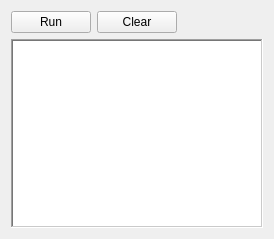
Old version of the form src/commons/RSMessageView.ui in the repository stslu/rex.
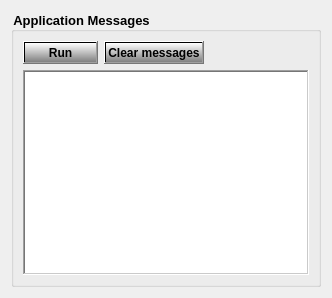
New version of the form. Icons and pictures are not drawn.

Commit message: SGP-1062_RexNodes : correct error. Take in account the type of point (Node, AcqPoint) for the acquisition dateTime. Improve the serialisation of the settings Display numbers as string in dataGrid Gui improved

What changed in the file:
```diff
--- a/src/commons/RSMessageView.ui
+++ b/src/commons/RSMessageView.ui
@@ -6,8 +6,8 @@
    <rect>
     <x>0</x>
     <y>0</y>
-    <width>274</width>
-    <height>239</height>
+    <width>332</width>
+    <height>298</height>
    </rect>
   </property>
   <property name="windowTitle">
@@ -17,8 +17,31 @@
    <iconset resource="../RSDesktop.qrc">
     <normaloff>:/img/Rex.png</normaloff>:/img/Rex.png</iconset>
   </property>
+  <property name="styleSheet">
+   <string notr="true">QPushButton{
+background-color: qlineargradient(x1: 0, y1: 0, x2: 0, y2: 1, stop: 0 white, stop: 1 grey);
+color: black;
+font-weight: bold;
+}</string>
+  </property>
   <layout class="QGridLayout" name="gridLayout">
    <item row="0" column="0">
+    <widget class="QGroupBox" name="groupBox">
+     <property name="styleSheet">
+      <string notr="true">QGroupBox {  font-weight: bold; font-size:10pt}
+QSpinBox {  font-size: 9pt;}
+QPushButton {  font-size: 9pt;}</string>
+     </property>
+     <property name="title">
+      <string>Application Messages</string>
+     </property>
+     <property name="flat">
+      <bool>true</bool>
+     </property>
+     <layout class="QVBoxLayout" name="verticalLayout">
+      <item>
+       <layout class="QHBoxLayout" name="horizontalLayout">
+        <item>
     <widget class="QPushButton" name="m_runButton">
      <property name="cursor">
       <cursorShape>PointingHandCursor</cursorShape>
@@ -28,17 +51,17 @@
      </property>
     </widget>
    </item>
-   <item row="0" column="1">
+        <item>
     <widget class="QPushButton" name="m_clearButton">
      <property name="cursor">
       <cursorShape>PointingHandCursor</cursorShape>
      </property>
      <property name="text">
-      <string>Clear</string>
+           <string>Clear messages</string>
      </property>
     </widget>
    </item>
-   <item row="0" column="2">
+        <item>
     <spacer name="horizontalSpacer">
      <property name="orientation">
       <enum>Qt::Horizontal</enum>
@@ -51,7 +74,9 @@
      </property>
     </spacer>
    </item>
-   <item row="1" column="0" colspan="3">
+       </layout>
+      </item>
+      <item>
     <widget class="QTextEdit" name="m_messageView">
      <property name="frameShape">
       <enum>QFrame::WinPanel</enum>
@@ -63,9 +88,12 @@
       <string>&lt;!DOCTYPE HTML PUBLIC &quot;-//W3C//DTD HTML 4.0//EN&quot; &quot;http://www.w3.org/TR/REC-html40/strict.dtd&quot;&gt;
 &lt;html&gt;&lt;head&gt;&lt;meta name=&quot;qrichtext&quot; content=&quot;1&quot; /&gt;&lt;style type=&quot;text/css&quot;&gt;
 p, li { white-space: pre-wrap; }
-&lt;/style&gt;&lt;/head&gt;&lt;body style=&quot; font-family:'MS Shell Dlg 2'; font-size:8.25pt; font-weight:400; font-style:normal;&quot;&gt;
-&lt;p style=&quot;-qt-paragraph-type:empty; margin-top:0px; margin-bottom:0px; margin-left:0px; margin-right:0px; -qt-block-indent:0; text-indent:0px;&quot;&gt;&lt;br /&gt;&lt;/p&gt;&lt;/body&gt;&lt;/html&gt;</string>
-     </property>
+&lt;/style&gt;&lt;/head&gt;&lt;body style=&quot; font-family:'MS Shell Dlg 2'; font-size:7.8pt; font-weight:400; font-style:normal;&quot;&gt;
+&lt;p style=&quot;-qt-paragraph-type:empty; margin-top:0px; margin-bottom:0px; margin-left:0px; margin-right:0px; -qt-block-indent:0; text-indent:0px; font-size:8.25pt;&quot;&gt;&lt;br /&gt;&lt;/p&gt;&lt;/body&gt;&lt;/html&gt;</string>
+        </property>
+       </widget>
+      </item>
+     </layout>
     </widget>
    </item>
   </layout>
```
Lines whose indentation alone changed are shown as unchanged. The commit also changes 23 other files.
